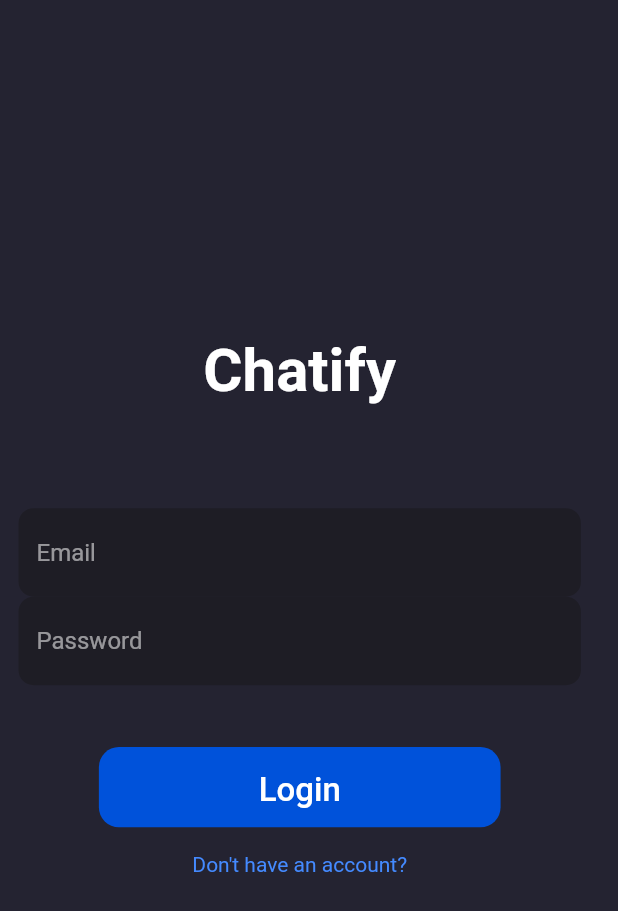
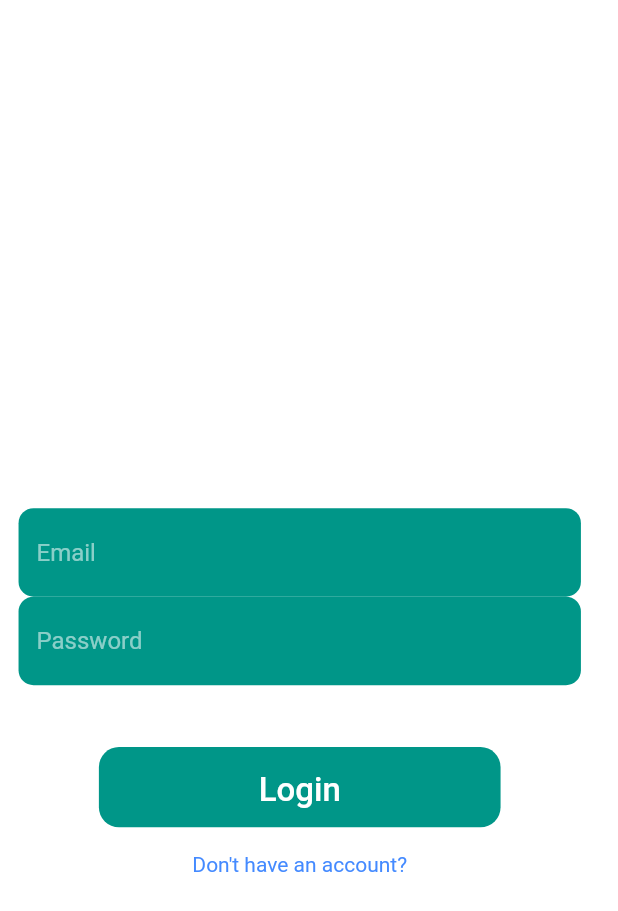
Before and after one commit to hideokawahara/chat_app_custom, a Flutter app: the screen it shows after launch, on a phone screen of 412 x 824 dp. Shown: the top 911 px of the screen. Run offline on Flutter 3.47's test engine with Material 2 defaults, Android fonts, the phone set to English and light mode, and no system bars; our stand-ins replace cloud_firestore, file_picker, firebase_analytics, firebase_auth, firebase_core, firebase_storage and 4 more; accounts and stored records are empty.

Commit message:
feat: AppColorsから取得するよう変更

```diff
--- a/lib/main.dart
+++ b/lib/main.dart
@@ -6,6 +6,9 @@ import 'package:provider/provider.dart';
 
 //Providers
 import 'package:chat_app_custom/providers/authentication_provider.dart';
+
+//Resource
+import 'package:chat_app_custom/resource/app_colors.dart';
 
 //Services
 import 'package:chat_app_custom/services/navigation_service.dart';
@@ -40,10 +43,10 @@ class MainApp extends StatelessWidget {
       child: MaterialApp(
         title: 'Chatify',
         theme: ThemeData(
-          backgroundColor: Color.fromRGBO(36, 35, 49, 1.0),
-          scaffoldBackgroundColor: Color.fromRGBO(36, 35, 49, 1.0),
+          // backgroundColor: Color.fromRGBO(36, 35, 49, 1.0),
+          scaffoldBackgroundColor: AppColors.mainScaffoldBackGroundColor,
           bottomNavigationBarTheme: BottomNavigationBarThemeData(
-            backgroundColor: Color.fromRGBO(30, 29, 37, 1.0),
+            backgroundColor: AppColors.mainColorTeal,
           ),
         ),
         navigatorKey: NavigationService.navigationKey,
--- a/lib/pages/home_page.dart
+++ b/lib/pages/home_page.dart
@@ -4,6 +4,9 @@ import 'package:flutter/material.dart';
 //Pages
 import 'package:chat_app_custom/pages/chats_page.dart';
 import 'package:chat_app_custom/pages/users_page.dart';
+
+//Resources
+import 'package:chat_app_custom/resource/app_colors.dart';
 
 class HomePage extends StatefulWidget {
   @override
@@ -26,6 +29,8 @@ class _HomePageState extends State<HomePage> {
     return Scaffold(
       body: _pages[_currentPage],
       bottomNavigationBar: BottomNavigationBar(
+        selectedItemColor: AppColors.white,
+        unselectedItemColor: AppColors.unSelectedGrey,
         currentIndex: _currentPage,
         onTap: (_index) {
           setState(() {
--- a/lib/widgets/custom_input_fields.dart
+++ b/lib/widgets/custom_input_fields.dart
@@ -1,4 +1,7 @@
 import 'package:flutter/material.dart';
+
+//Resource
+import 'package:chat_app_custom/resource/app_colors.dart';
 
 class CustomTextFormField extends StatelessWidget {
   final Function(String) onSaved;
@@ -17,21 +20,21 @@ class CustomTextFormField extends StatelessWidget {
   Widget build(BuildContext context) {
     return TextFormField(
       onSaved: (_value) => onSaved(_value!),
-      cursorColor: Colors.white,
-      style: TextStyle(color: Colors.white),
+      cursorColor: AppColors.white,
+      style: TextStyle(color: AppColors.white),
       obscureText: obsucureText,
       validator: (_value) {
         return RegExp(regEx).hasMatch(_value!) ? null : 'Enter a valid value';
       },
       decoration: InputDecoration(
-        fillColor: Color.fromRGBO(30, 29, 37, 1.0),
+        fillColor: AppColors.mainColorTeal,
         filled: true,
         border: OutlineInputBorder(
           borderRadius: BorderRadius.circular(10.0),
           borderSide: BorderSide.none,
         ),
         hintText: hintText,
-        hintStyle: TextStyle(color: Colors.white54),
+        hintStyle: TextStyle(color: AppColors.hintTextGrey),
       ),
     );
   }
@@ -57,21 +60,21 @@ class CustomTextField extends StatelessWidget {
     return TextField(
       controller: controller,
       onEditingComplete: () => onEditingComplete(controller.value.text),
-      cursorColor: Colors.white,
-      style: TextStyle(color: Colors.white),
+      cursorColor: AppColors.white,
+      style: TextStyle(color: AppColors.white),
       obscureText: obscureText,
       decoration: InputDecoration(
-        fillColor: Color.fromRGBO(30, 29, 37, 1.0),
+        fillColor: AppColors.mainColorTeal,
         filled: true,
         border: OutlineInputBorder(
           borderRadius: BorderRadius.circular(10.0),
           borderSide: BorderSide.none,
         ),
         hintText: hintText,
-        hintStyle: TextStyle(color: Colors.white54),
+        hintStyle: TextStyle(color: AppColors.hintTextGrey),
         prefixIcon: Icon(
           icon,
-          color: Colors.white54,
+          color: AppColors.hintTextGrey,
         ),
       ),
     );
--- a/lib/widgets/rounded_button.dart
+++ b/lib/widgets/rounded_button.dart
@@ -1,4 +1,8 @@
+//Package
 import 'package:flutter/material.dart';
+
+//Resource
+import 'package:chat_app_custom/resource/app_colors.dart';
 
 class RoundedButton extends StatelessWidget {
   final String name;
@@ -20,7 +24,7 @@ class RoundedButton extends StatelessWidget {
       width: width,
       decoration: BoxDecoration(
         borderRadius: BorderRadius.circular(height * 0.25),
-        color: Color.fromRGBO(0, 82, 218, 1.0),
+        color: AppColors.mainColorTeal,
       ),
       child: TextButton(
         onPressed: () => onPressed(),
@@ -28,7 +32,7 @@ class RoundedButton extends StatelessWidget {
           name,
           style: TextStyle(
             fontSize: 22,
-            color: Colors.white,
+            color: AppColors.white,
             height: 1.5,
           ),
         ),
```
Also changed, not shown: lib/pages/chat_page.dart (+10 -17 lines), lib/pages/chats_page.dart (+8 -8 lines), lib/pages/users_page.dart (+6 -8 lines), lib/widgets/custom_list_view_tiles.dart (+9 -6 lines), lib/widgets/message_bubbles.dart (+10 -7 lines).
